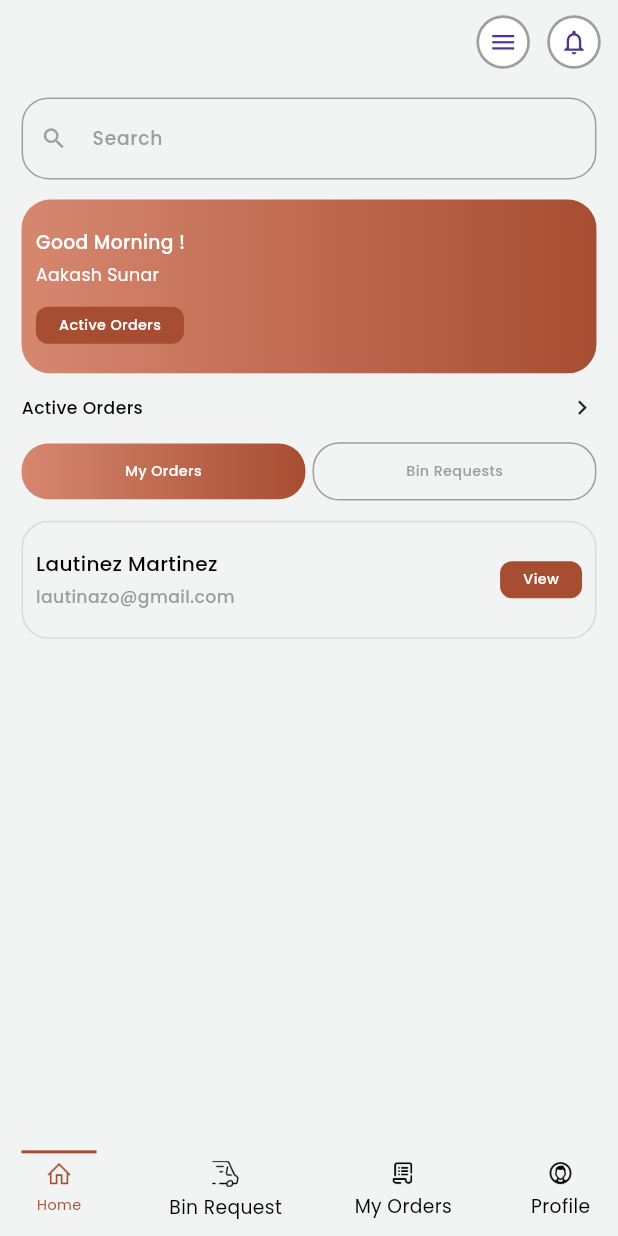
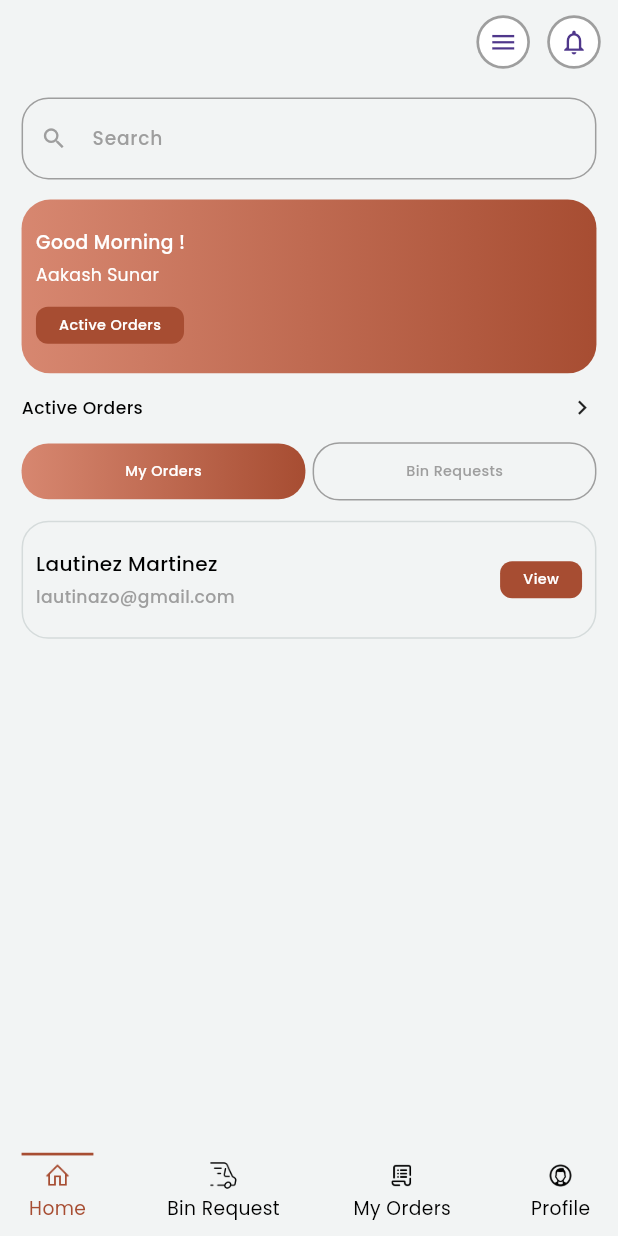
Before and after one commit to Nitin-U/cleanerapp, a Flutter app: the DashboardView screen opened directly, on a phone screen of 412 x 824 dp. Run offline on Flutter 3.47's test engine with Material 3 defaults, Android fonts, the phone set to English and light mode, and no system bars; our stand-ins replace flutter_screenutil, google_fonts, pinput.

Commit message:
add padding in the app

```diff
--- a/lib/utils/style.dart
+++ b/lib/utils/style.dart
@@ -6,7 +6,7 @@ import 'package:google_fonts/google_fonts.dart';
 TextStyle get dashboardlablefontbrown {
   return GoogleFonts.poppins(
       fontWeight: FontWeight.w400,
-      fontSize: 10.sp,
+      fontSize: 13.sp,
       color: CleanerAppcolors.primarybrowncolor);
 }
 
--- a/lib/view/dashboard/dashboard_view/dashboard_view.dart
+++ b/lib/view/dashboard/dashboard_view/dashboard_view.dart
@@ -28,12 +28,12 @@ class DashboardView extends StatelessWidget {
                       dash.screenTabs(dash.currenttab = 0);
                     },
                     child: Column(
-                      spacing: 5,
+                      spacing: 5.h,
                       mainAxisSize: MainAxisSize.min,
                       children: [
                         SizedBox(
-                          height: 2,
-                          width: 50,
+                          height: 2.h,
+                          width: 50.w,
                           child: DecoratedBox(
                               decoration: BoxDecoration(
                                   color: dash.currenttab == 0
@@ -64,7 +64,7 @@ class DashboardView extends StatelessWidget {
                       dash.screenTabs(dash.currenttab = 1);
                     },
                     child: Column(
-                      spacing: 5,
+                      spacing: 5.h,
                       mainAxisSize: MainAxisSize.min,
                       children: [
                         SizedBox(
```
